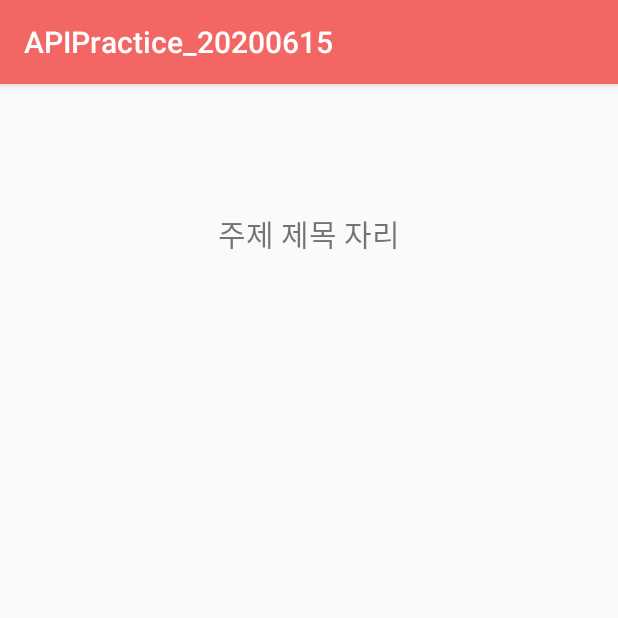
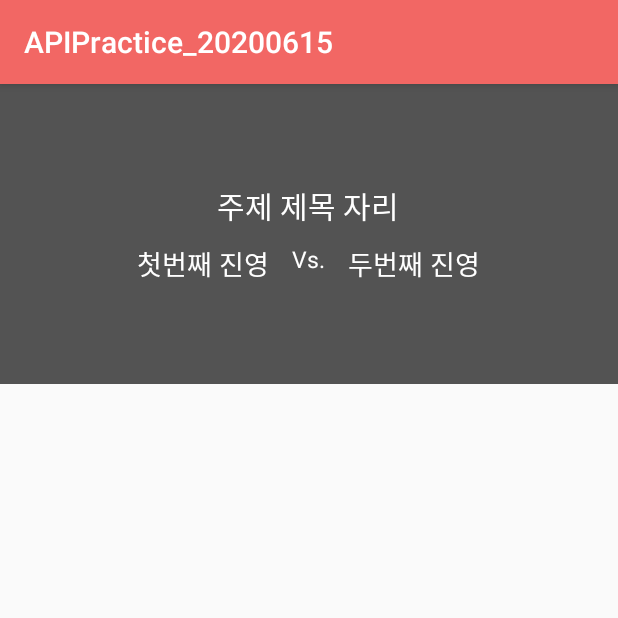
Before and after one commit to jsdev2013/APIPractice_20200615, an Android app: the ViewTopicDetailActivity screen opened directly, with no data from a screen before it, on a phone screen of 412 x 824 dp, the top half of it. Run offline under Robolectric (Android 15) with nearby library versions, the phone set to English and light mode, and no system bars; pictures from the network do not load.

Commit message:
주제의 내용 중 선택진영들 파싱 진행중 => 선택진영도 일종의 클래스화(파싱 기능 작업)

```diff
--- a/app/src/main/java/com/jisu/apipractice_20200615/MainActivity.kt
+++ b/app/src/main/java/com/jisu/apipractice_20200615/MainActivity.kt
@@ -52,7 +52,11 @@ class MainActivity : BaseActivity() {
         }
 
         topicListView.setOnItemClickListener { parent, view, position, id ->
+
+            val clickedTopic = topicList[position]
+
             val myIntent = Intent(mContext, ViewTopicDetailActivity::class.java)
+            myIntent.putExtra("topic_id", clickedTopic.id)
             startActivity(myIntent)
         }
 
--- a/app/src/main/java/com/jisu/apipractice_20200615/SplashActivity.kt
+++ b/app/src/main/java/com/jisu/apipractice_20200615/SplashActivity.kt
@@ -24,7 +24,9 @@ class SplashActivity : BaseActivity() {
 
         Handler().postDelayed({
 
+            // 자동로그인 희망여부
             val isAutoLogin = ContextUtil.isAutoLogin(mContext)
+            // 저장된 토큰값
             val token = ContextUtil.getUserToken(mContext)
 
             // 자동로그인 && 토큰도 저장되어 있다면
--- a/app/src/main/java/com/jisu/apipractice_20200615/ViewTopicDetailActivity.kt
+++ b/app/src/main/java/com/jisu/apipractice_20200615/ViewTopicDetailActivity.kt
@@ -1,12 +1,27 @@
 package com.jisu.apipractice_20200615
 
-import androidx.appcompat.app.AppCompatActivity
 import android.os.Bundle
+import android.widget.Toast
+import com.bumptech.glide.Glide
+import com.jisu.apipractice_20200615.datas.Topic
+import com.jisu.apipractice_20200615.utils.ServerUtil
+import kotlinx.android.synthetic.main.activity_view_topic_detail.*
+import org.json.JSONObject
 
 class ViewTopicDetailActivity : BaseActivity() {
+
+    // -1? 정상적인 id는 절대 1일수 없다.
+    // 만약 이 값이 계속 유지된다면 잘못된것
+    var mTopicId = -1
+
+    // 서버에서 받아온 주제 정보를 저장할 멤버변수
+    lateinit var mTopic : Topic
+
     override fun onCreate(savedInstanceState: Bundle?) {
         super.onCreate(savedInstanceState)
         setContentView(R.layout.activity_view_topic_detail)
+        setupEvents()
+        setValues()
     }
 
     override fun setupEvents() {
@@ -14,6 +29,33 @@ class ViewTopicDetailActivity : BaseActivity() {
     }
 
     override fun setValues() {
+        mTopicId = intent.getIntExtra("topic_id",-1)
 
+        if(mTopicId == -1){
+             Toast.makeText(mContext, "잘못된 접근입니다.", Toast.LENGTH_SHORT).show()
+             return
+        }
+
+        // 제대로 id값을 받아온 경우 => 서버에 해당 토픽 진행상황 조회
+        getTopicDetailFromServer()
+    }
+
+    // 진행상황을 받아와주는 함수 (별도 기능)
+    fun getTopicDetailFromServer(){
+        ServerUtil.getRequestTopicDetail(mContext, mTopicId, object:ServerUtil.JsonResponseHandler{
+            override fun onResponse(json: JSONObject) {
+
+                val data = json.getJSONObject("data")
+                val topic = data.getJSONObject("topic")
+
+                val topicObj = Topic.getTopicFromJson(topic)
+                mTopic = topicObj
+
+                runOnUiThread {
+                    topicTitleTxt.text = mTopic.title
+                    Glide.with(mContext).load(mTopic.imageUrl).into(topicImg)
+                }
+            }
+        })
     }
 }
--- a/app/src/main/res/layout/activity_view_topic_detail.xml
+++ b/app/src/main/res/layout/activity_view_topic_detail.xml
@@ -18,13 +18,75 @@
             android:scaleType="centerCrop"
             tools:src="@mipmap/ic_launcher"/>
 
-        <TextView
-            android:id="@+id/topicTitleTxt"
+        <ImageView
+            android:layout_width="match_parent"
+            android:layout_height="match_parent"
+            android:src="#AA000000" />
+
+        <LinearLayout
             android:layout_width="wrap_content"
             android:layout_height="wrap_content"
-            android:text="주제 제목 자리"
             android:layout_gravity="center"
-            android:textSize="20dp"/>
+            android:gravity="center"
+            android:orientation="vertical">
+
+            <TextView
+                android:id="@+id/topicTitleTxt"
+                android:layout_width="wrap_content"
+                android:layout_height="wrap_content"
+                android:text="주제 제목 자리"
+                android:textColor="#FFFFFF"
+                android:textSize="20dp"/>
+
+            <LinearLayout
+                android:layout_width="wrap_content"
+                android:layout_height="wrap_content"
+                android:layout_marginTop="10dp"
+                android:orientation="horizontal">
+
+                <LinearLayout
+                    android:layout_width="wrap_content"
+                    android:layout_height="wrap_content"
+                    android:orientation="vertical">
+
+                    <TextView
+                        android:id="@+id/firstSideTxt"
+                        android:layout_width="wrap_content"
+                        android:layout_height="wrap_content"
+                        android:text="첫번째 진영"
+                        android:textSize="18sp"
+                        android:textColor="@color/white"/>
+
+                </LinearLayout>
+
+                <TextView
+                    android:layout_width="wrap_content"
+                    android:layout_height="wrap_content"
+                    android:textColor="#ffffff"
+                    android:layout_marginLeft="15dp"
+                    android:layout_marginRight="15dp"
+                    android:textSize="15sp"
+                    android:text="Vs."/>
+
+                <LinearLayout
+                    android:layout_width="wrap_content"
+                    android:layout_height="wrap_content"
+                    android:orientation="vertical">
+
+                    <TextView
+                        android:id="@+id/secondSideTxt"
+                        android:layout_width="wrap_content"
+                        android:layout_height="wrap_content"
+                        android:text="두번째 진영"
+                        android:textSize="18sp"
+                        android:textColor="@color/white"/>
+
+                </LinearLayout>
+
+
+            </LinearLayout>
+
+        </LinearLayout>
 
     </FrameLayout>
 </LinearLayout>
```
Also changed, not shown: app/src/main/java/com/jisu/apipractice_20200615/datas/Topic.kt (+8 -0 lines), app/src/main/java/com/jisu/apipractice_20200615/datas/TopicSide.kt (added, +25 -0 lines), app/src/main/java/com/jisu/apipractice_20200615/utils/ServerUtil.kt (+38 -0 lines).
